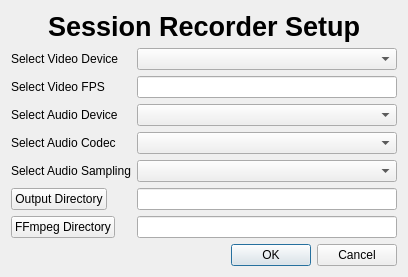
miyamot0/SessionRecorder, file initializationdialog.ui: the form before one commit.
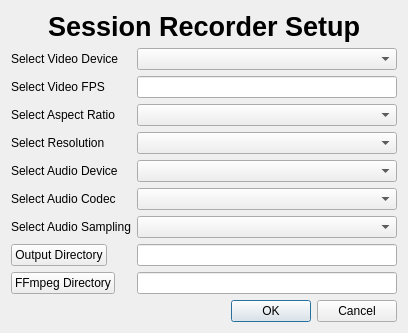
The form after the commit.

Commit message: Add resolution specifier

```diff
--- a/initializationdialog.ui
+++ b/initializationdialog.ui
@@ -49,27 +49,27 @@
      <item row="1" column="1">
       <widget class="QLineEdit" name="lineEditVideoFPS"/>
      </item>
-     <item row="2" column="0">
+     <item row="4" column="0">
       <widget class="QLabel" name="label_3">
        <property name="text">
         <string>Select Audio Device</string>
        </property>
       </widget>
      </item>
-     <item row="2" column="1">
+     <item row="4" column="1">
       <widget class="QComboBox" name="comboBoxAudioDevice"/>
      </item>
-     <item row="4" column="0">
+     <item row="6" column="0">
       <widget class="QLabel" name="label_4">
        <property name="text">
         <string>Select Audio Sampling</string>
        </property>
       </widget>
      </item>
-     <item row="4" column="1">
+     <item row="6" column="1">
       <widget class="QComboBox" name="comboBoxAudioSampling"/>
      </item>
-     <item row="5" column="0">
+     <item row="7" column="0">
       <widget class="QPushButton" name="pushButtonOutputDirectory">
        <property name="sizePolicy">
         <sizepolicy hsizetype="MinimumExpanding" vsizetype="Fixed">
@@ -82,29 +82,49 @@
        </property>
       </widget>
      </item>
-     <item row="5" column="1">
+     <item row="7" column="1">
       <widget class="QLineEdit" name="lineEditOutputDirectory"/>
      </item>
-     <item row="6" column="0">
+     <item row="8" column="0">
       <widget class="QPushButton" name="pushButtonFFmpegDirectory">
        <property name="text">
         <string>FFmpeg Directory</string>
        </property>
       </widget>
      </item>
-     <item row="6" column="1">
+     <item row="8" column="1">
       <widget class="QLineEdit" name="lineEditFFmpegDirectory"/>
      </item>
-     <item row="3" column="0">
+     <item row="5" column="0">
       <widget class="QLabel" name="label_6">
        <property name="text">
         <string>Select Audio Codec</string>
        </property>
       </widget>
      </item>
-     <item row="3" column="1">
+     <item row="5" column="1">
       <widget class="QComboBox" name="comboBoxAudioCodec"/>
      </item>
+     <item row="2" column="0">
+      <widget class="QLabel" name="label_7">
+       <property name="text">
+        <string>Select Aspect Ratio</string>
+       </property>
+      </widget>
+     </item>
+     <item row="2" column="1">
+      <widget class="QComboBox" name="comboBoxAspectRatio"/>
+     </item>
+     <item row="3" column="0">
+      <widget class="QLabel" name="label_8">
+       <property name="text">
+        <string>Select Resolution</string>
+       </property>
+      </widget>
+     </item>
+     <item row="3" column="1">
+      <widget class="QComboBox" name="comboBoxResolution"/>
+     </item>
     </layout>
    </item>
    <item>
```
The commit also changes 8 other files.
